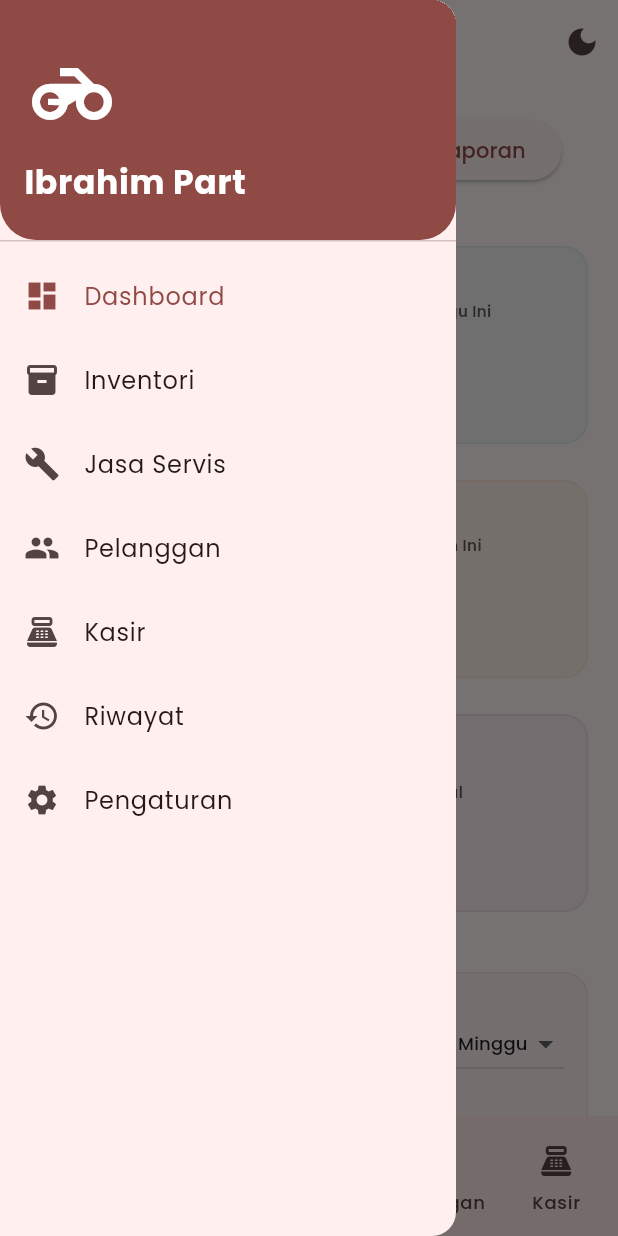
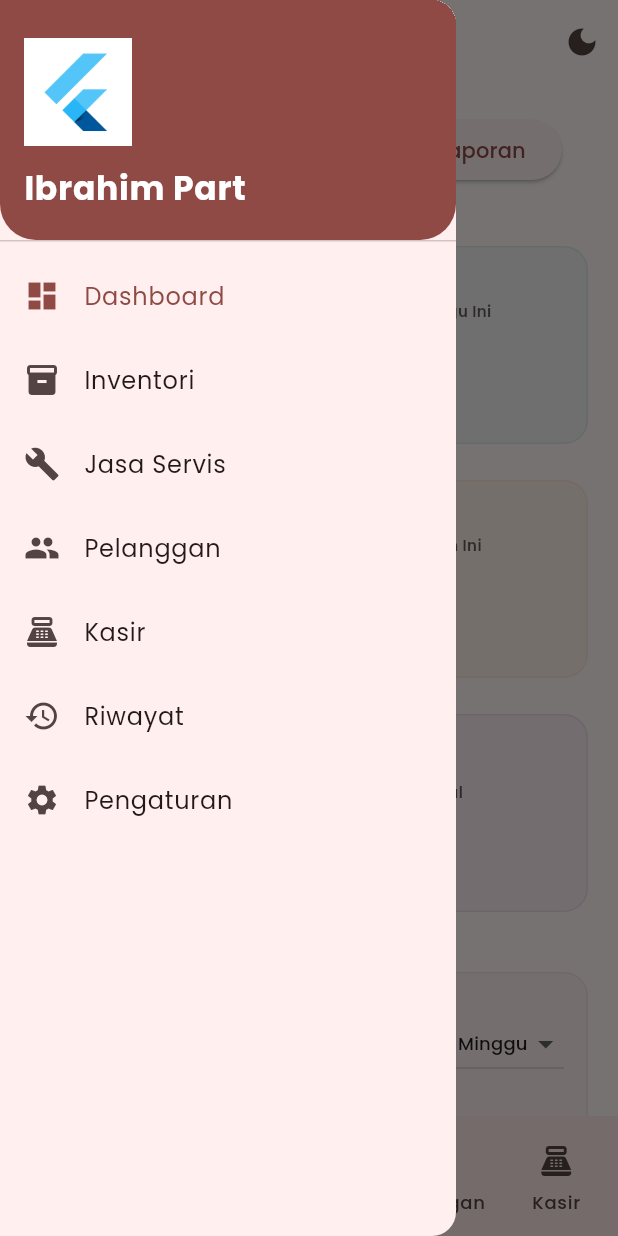
Before and after one commit to mountalgoid/kasirmotor, a Flutter app: the screen it shows after launch, with the side drawer open, on a phone screen of 412 x 824 dp. Run offline on Flutter 3.47's test engine with Material 3 defaults, Android fonts, the phone set to English and light mode, and no system bars; our stand-ins replace fl_chart, google_fonts, image_picker, pdf, printing, shared_preferences; accounts and stored records are empty.

Commit message:
feat: enhance dashboard with real-time analytics and update branding
- Overhauled Dashboard cards to display Revenue and Net Profit for Today, Week, Month, and Year.
- Added Cash vs Transfer breakdown and Average Transaction Value to dashboard stats.
- Implemented itemized transaction details using ExpansionTile.
- Reverted application branding to 'Ibrahim Part' across all platforms and settings.
- Replaced generic motorcycle icons with enlarged 'logo.png' in SplashScreen, Drawer, and Sidebar.
- Removed circular avatars/containers from branding elements for a cleaner look.
- Improved responsiveness of data tables with horizontal scrolling and fixed mobile cashier layout.

Co-authored-by: mountalgoid <255327229+mountalgoid@users.noreply.github.com>

```diff
--- a/lib/widgets/responsive_wrapper.dart
+++ b/lib/widgets/responsive_wrapper.dart
@@ -63,7 +63,7 @@ class _ResponsiveWrapperState extends State<ResponsiveWrapper> {
                       mainAxisAlignment: MainAxisAlignment.center,
                       crossAxisAlignment: CrossAxisAlignment.start,
                       children: [
-                        const Icon(Icons.motorcycle, color: Colors.white, size: 64),
+                        Image.asset('assets/images/logo.png', height: 72, fit: BoxFit.contain),
                         const SizedBox(height: 12),
                         Text(
                           'Ibrahim Part',
@@ -88,9 +88,9 @@ class _ResponsiveWrapperState extends State<ResponsiveWrapper> {
           if (!isMobile)
             NavigationRail(
               extended: MediaQuery.of(context).size.width > 1200,
-              leading: const Padding(
-                padding: EdgeInsets.symmetric(vertical: 32, horizontal: 16),
-                child: Icon(Icons.motorcycle, size: 48),
+              leading: Padding(
+                padding: const EdgeInsets.symmetric(vertical: 32, horizontal: 16),
+                child: Image.asset('assets/images/logo.png', height: 56, fit: BoxFit.contain),
               ),
               destinations: const [
                 NavigationRailDestination(icon: Icon(Icons.dashboard_outlined), selectedIcon: Icon(Icons.dashboard), label: Text('Dashboard')),
```
Also changed, not shown: lib/pages/splash_screen.dart (+4 -4 lines).
